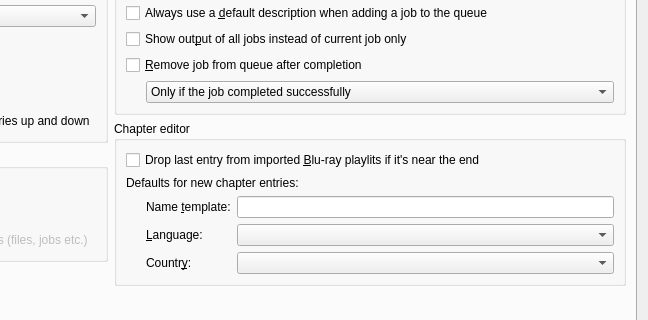
This is src/mkvtoolnix-gui/forms/main_window/preferences_dialog.ui in jpsdr/MKVToolnix-Windows-7 as Qt 5 draws it before an edit; both pictures show x 252 to 900 and y 98 to 418 of the 900 by 648 pixel window. The edited form follows.
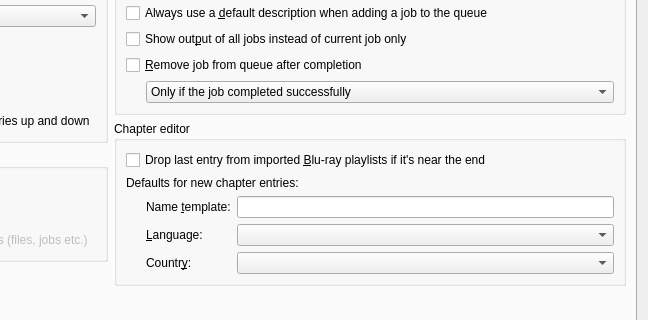
This is the edited form. Icons and pictures are not drawn. Custom widgets are drawn as their Qt base class.

Commit message: fix spelling mistake (playlits → playlists)

```diff
--- a/src/mkvtoolnix-gui/forms/main_window/preferences_dialog.ui
+++ b/src/mkvtoolnix-gui/forms/main_window/preferences_dialog.ui
@@ -231,7 +231,7 @@
             <item>
              <widget class="QCheckBox" name="cbCEDropLastFromBlurayPlaylist">
               <property name="text">
-               <string>Drop last entry from imported &amp;Blu-ray playlits if it's near the end</string>
+               <string>Drop last entry from imported &amp;Blu-ray playlists if it's near the end</string>
               </property>
              </widget>
             </item>
```
The commit also changes 21 other files.
